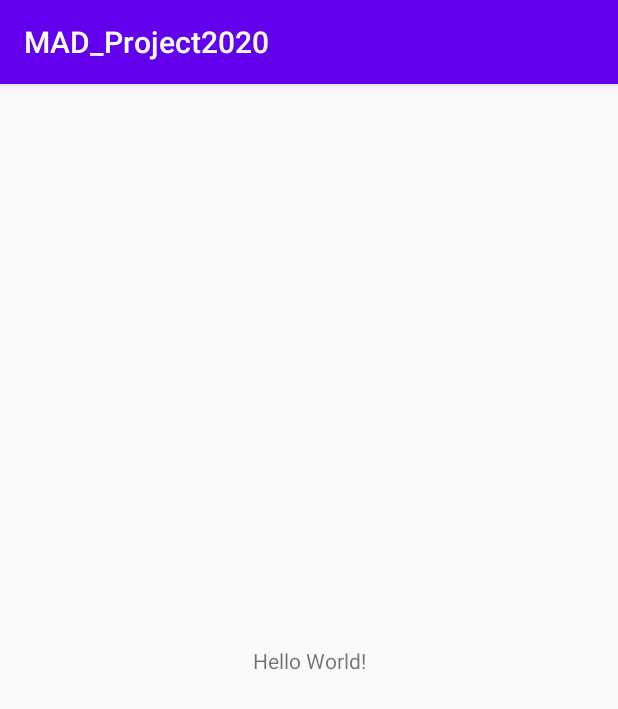
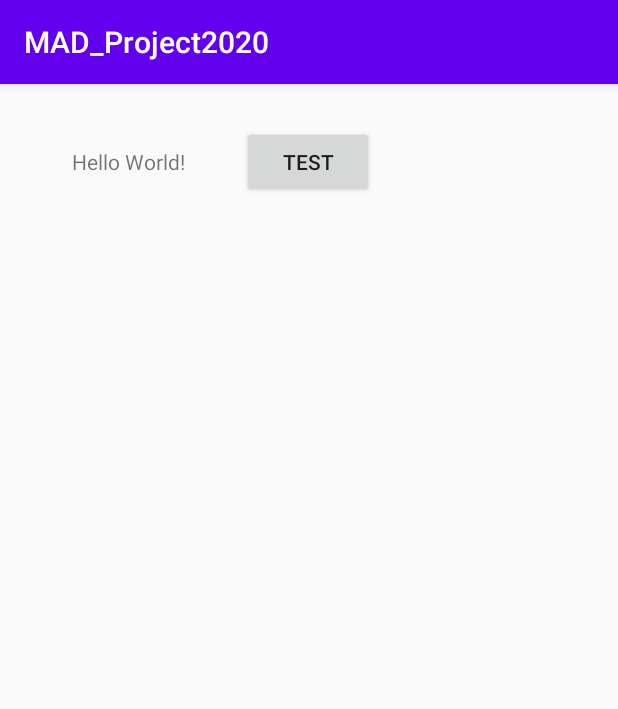
Before and after one commit to Minuli/MAD-PROJECT2020, an Android app: the screen it shows after launch (MainActivity), on a phone screen of 412 x 824 dp. Shown: the top 709 px of the screen. Run offline under Robolectric (Android 15) with nearby library versions, the phone set to English and light mode, and no system bars.

Commit message:
Test commit

```diff
--- a/app/src/main/res/layout/activity_main.xml
+++ b/app/src/main/res/layout/activity_main.xml
@@ -6,13 +6,25 @@
     android:layout_height="match_parent"
     tools:context=".MainActivity">
 
+    <Button
+        android:id="@+id/button"
+        android:layout_width="wrap_content"
+        android:layout_height="wrap_content"
+        android:layout_marginTop="28dp"
+        android:text="@string/Test"
+        app:layout_constraintEnd_toEndOf="parent"
+        app:layout_constraintHorizontal_bias="0.498"
+        app:layout_constraintStart_toStartOf="parent"
+        app:layout_constraintTop_toTopOf="parent" />
+
     <TextView
+        android:id="@+id/textView"
         android:layout_width="wrap_content"
         android:layout_height="wrap_content"
         android:text="Hello World!"
-        app:layout_constraintBottom_toBottomOf="parent"
-        app:layout_constraintLeft_toLeftOf="parent"
-        app:layout_constraintRight_toRightOf="parent"
-        app:layout_constraintTop_toTopOf="parent" />
+        app:layout_constraintBaseline_toBaselineOf="@+id/button"
+        app:layout_constraintEnd_toEndOf="parent"
+        app:layout_constraintHorizontal_bias="0.143"
+        app:layout_constraintStart_toStartOf="parent" />
 
 </androidx.constraintlayout.widget.ConstraintLayout>
--- a/app/src/main/res/values/strings.xml
+++ b/app/src/main/res/values/strings.xml
@@ -1,3 +1,4 @@
 <resources>
     <string name="app_name">MAD_Project2020</string>
+    <string name="Test">Test</string>
 </resources>
```
